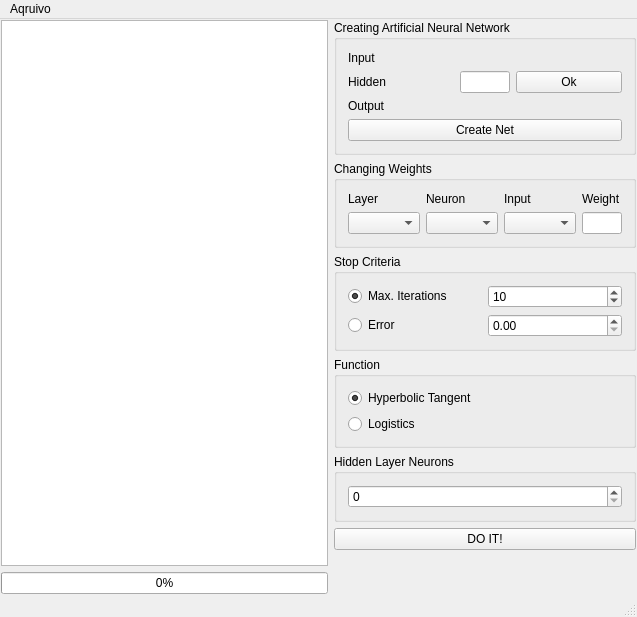
Old version of the form ANN_BP/mainwindow.ui in the repository Akindart/ArtificialNeuralNetwork_BackPropagation.
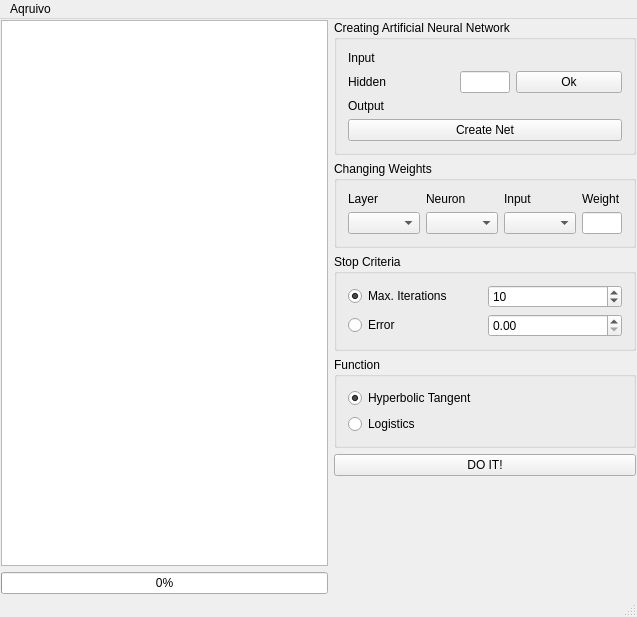
New version of the form.

Commit message: atualizacao na interface

```diff
--- a/ANN_BP/mainwindow.ui
+++ b/ANN_BP/mainwindow.ui
@@ -291,18 +291,6 @@
         </layout>
        </widget>
       </item>
-      <item>
-       <widget class="QGroupBox" name="groupBox_3">
-        <property name="title">
-         <string>Hidden Layer Neurons</string>
-        </property>
-        <layout class="QHBoxLayout" name="horizontalLayout_4">
-         <item>
-          <widget class="QSpinBox" name="spinNeuronCamOculta"/>
-         </item>
-        </layout>
-       </widget>
-      </item>
       <item>
        <widget class="QPushButton" name="pushButton_2">
         <property name="text">
```
Left out of the diff: 3 changed lines with no effect on the pictures. The commit also changes 1 other file.
